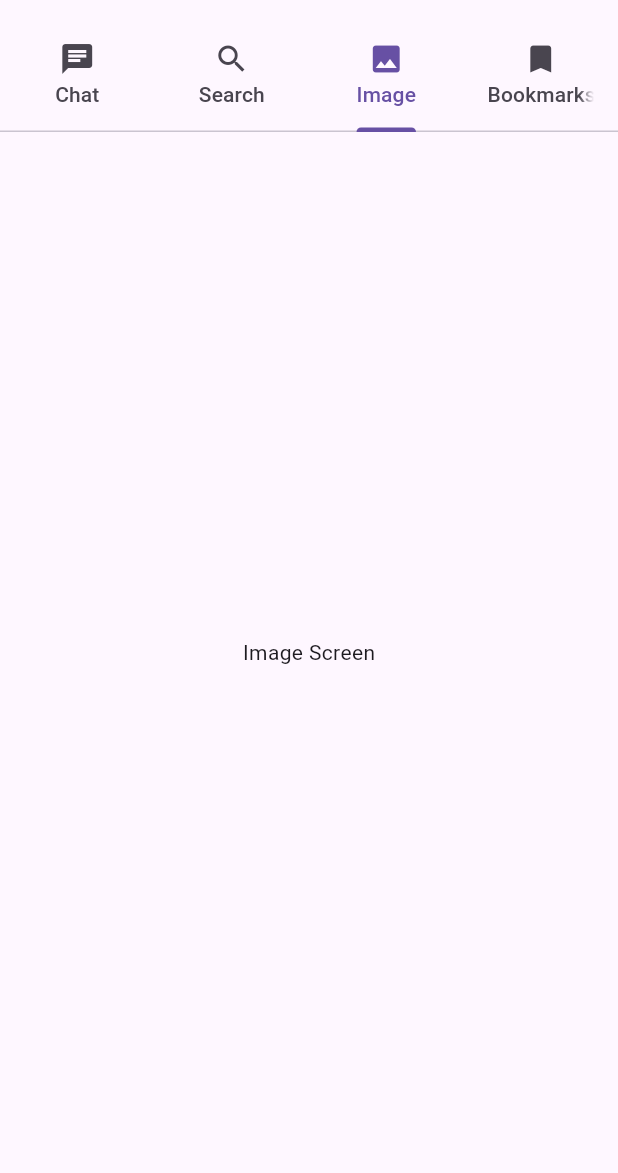
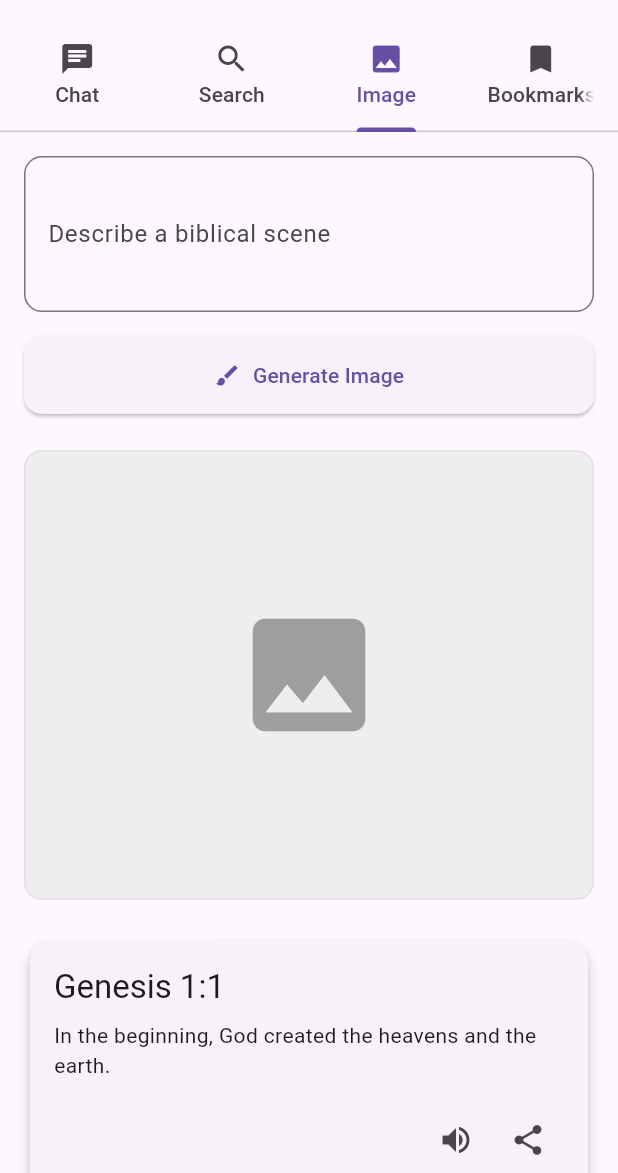
Before and after one commit to hubert-pro/AI-Bible-Companion, a Flutter app: the screen it shows after launch, tab 3 chosen, on a phone screen of 412 x 824 dp, the part 63-1236 px from its top. Run offline on Flutter 3.47's test engine with Material 3 defaults, Android fonts, the phone set to English and light mode, and no system bars.

Commit message:
feat: Implement professional UI for Image Generator screen
Implement a professional and polished UI for the Image Generator screen. The design includes a text field for scene descriptions, a prominent "Generate" button, an image placeholder, and a styled card for the scripture reference and action buttons. The `ImageScreen` widget has been moved to its own file (`lib/image_screen.dart`) for better project organization.

```diff
--- /dev/null
+++ b/lib/image_screen.dart
@@ -0,0 +1,113 @@
+import 'package:flutter/material.dart';
+
+class ImageScreen extends StatefulWidget {
+  const ImageScreen({Key? key}) : super(key: key);
+
+  @override
+  State<ImageScreen> createState() => _ImageScreenState();
+}
+
+class _ImageScreenState extends State<ImageScreen> {
+  final TextEditingController _sceneController = TextEditingController();
+
+  @override
+  Widget build(BuildContext context) {
+    return Scaffold(
+      body: SingleChildScrollView(
+        child: Padding(
+          padding: const EdgeInsets.all(16.0),
+          child: Column(
+            crossAxisAlignment: CrossAxisAlignment.stretch,
+            children: [
+              TextField(
+                controller: _sceneController,
+                decoration: InputDecoration(
+                  labelText: 'Describe a biblical scene',
+                  border: OutlineInputBorder(
+                    borderRadius: BorderRadius.circular(12.0),
+                  ),
+                ),
+                minLines: 3,
+                maxLines: 5,
+              ),
+              const SizedBox(height: 16.0),
+              ElevatedButton.icon(
+                onPressed: () {
+                  // TODO: Implement image generation functionality
+                },
+                icon: const Icon(Icons.brush),
+                label: const Text('Generate Image'),
+                style: ElevatedButton.styleFrom(
+                  padding: const EdgeInsets.symmetric(vertical: 16.0),
+                  shape: RoundedRectangleBorder(
+                    borderRadius: BorderRadius.circular(12.0),
+                  ),
+                ),
+              ),
+              const SizedBox(height: 24.0),
+              Container(
+                height: 300,
+                decoration: BoxDecoration(
+                  color: Colors.grey[200],
+                  borderRadius: BorderRadius.circular(12.0),
+                  border: Border.all(color: Colors.grey[300]!),
+                ),
+                child: const Center(
+                  child: Icon(
+                    Icons.image,
+                    size: 100,
+                    color: Colors.grey,
+                  ),
+                ),
+              ),
+              const SizedBox(height: 24.0),
+              Card(
+                elevation: 4.0,
+                shape: RoundedRectangleBorder(
+                  borderRadius: BorderRadius.circular(12.0),
+                ),
+                child: Padding(
+                  padding: const EdgeInsets.all(16.0),
+                  child: Column(
+                    crossAxisAlignment: CrossAxisAlignment.start,
+                    children: [
+                      Text(
+                        'Genesis 1:1',
+                        style: Theme.of(context).textTheme.titleLarge,
+                      ),
+                      const SizedBox(height: 8.0),
+                      Text(
+                        'In the beginning, God created the heavens and the earth.',
+                        style: Theme.of(context).textTheme.bodyMedium,
+                      ),
+                      const SizedBox(height: 16.0),
+                      Row(
+                        mainAxisAlignment: MainAxisAlignment.end,
+                        children: [
+                          IconButton(
+                            onPressed: () {
+                              // TODO: Implement text-to-speech
+                            },
+                            icon: const Icon(Icons.volume_up),
+                            tooltip: 'Listen',
+                          ),
+                          IconButton(
+                            onPressed: () {
+                              // TODO: Implement sharing
+                            },
+                            icon: const Icon(Icons.share),
+                            tooltip: 'Share',
+                          ),
+                        ],
+                      ),
+                    ],
+                  ),
+                ),
+              ),
+            ],
+          ),
+        ),
+      ),
+    );
+  }
+}
--- a/lib/main.dart
+++ b/lib/main.dart
@@ -1,5 +1,6 @@
 import 'package:flutter/material.dart';
 import 'package:ai_bible_companion/search_screen.dart';
+import 'package:ai_bible_companion/image_screen.dart';
 
 void main() {
   runApp(const AIBibleCompanion());
@@ -83,16 +84,6 @@ class ChatScreen extends StatelessWidget {
 }
 
 
-class ImageScreen extends StatelessWidget {
-  const ImageScreen({Key? key}) : super(key: key);
-
-  @override
-  Widget build(BuildContext context) {
-    return const Center(
-      child: Text('Image Screen'),
-    );
-  }
-}
 
 class BookmarksScreen extends StatelessWidget {
   const BookmarksScreen({Key? key}) : super(key: key);
```
